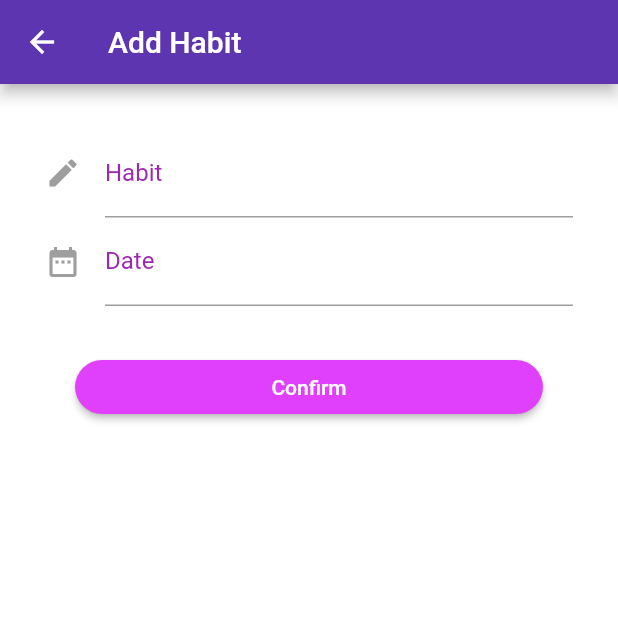
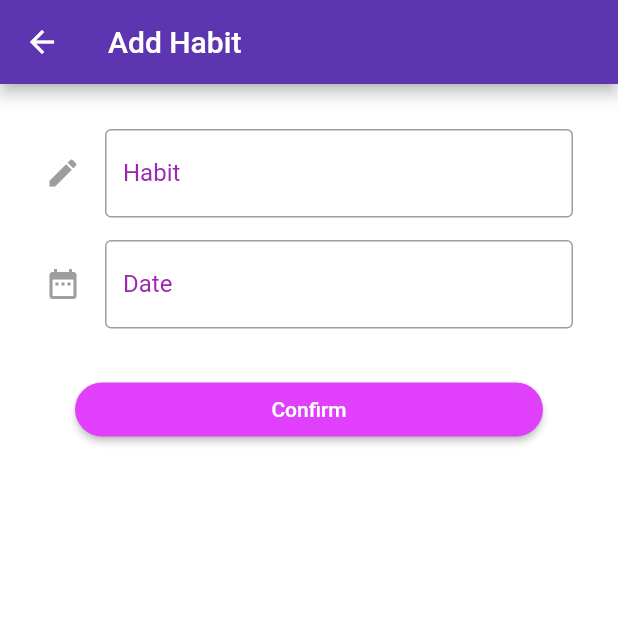
Before and after one commit to lbk9/habittracker, a Flutter app: the AddHabit screen opened by its route, on a phone screen of 412 x 824 dp, the top half of it. Run offline on Flutter 3.47's test engine with Material 2 defaults, Android fonts, the phone set to English and light mode, and no system bars; our stand-ins replace flutter_speed_dial.

Commit message:
Wrapping up dev. Generated apk, can't get an ipa

```diff
--- a/lib/models/habit_model.dart
+++ b/lib/models/habit_model.dart
@@ -6,22 +6,25 @@ Habit habitFromJson(String str) => Habit.fromJson(jsonDecode(str));
 class Habit{
   final dateFormatter = DateFormat('dd/MM/yyyy');
   String title;
-  DateTime latestEntry;
-  String latestEntryAsDate;
+  DateTime datePerformed;
+  DateTime dateAdded;
+  String datePerformedAsDate;
   int streak;
 
-  Habit(String title, DateTime latestEntry, int streak)
+  Habit(String title, DateTime datePerformed, DateTime dateAdded, int streak)
   {
     this.title = title;
-    this.latestEntry = latestEntry;
-    this.latestEntryAsDate = dateFormatter.format(latestEntry);
+    this.datePerformed = datePerformed;
+    this.dateAdded = dateAdded;
+    this.datePerformedAsDate = dateFormatter.format(datePerformed);
     this.streak = streak;
   }
 
   Map<String, dynamic> toJson() {
     return {
       "title": this.title,
-      "latestEntry": this.latestEntry.toString(),
+      "datePerformed": this.datePerformed.toString(),
+      "dateAdded":this.dateAdded.toString(),
       "streak": this.streak.toString()
     };
   }
@@ -32,7 +35,8 @@ class Habit{
 
   factory Habit.fromJson(Map<String, dynamic> json) => Habit(
     json['title'].toString(),
-    DateTime.parse(json['latestEntry']),
+    DateTime.parse(json['datePerformed']),
+    DateTime.parse(json['dateAdded']),
     int.parse(json['streak'])
   );
 }
--- a/lib/pages/add_habit_screen.dart
+++ b/lib/pages/add_habit_screen.dart
@@ -43,6 +43,12 @@ class _AddHabitState extends State<AddHabit> {
                   labelStyle: TextStyle(
                     color: Colors.purple
                   ),
+                  enabledBorder: OutlineInputBorder(
+                      borderSide: BorderSide(color: Colors.grey, width: 1)
+                  ),
+                  focusedBorder: OutlineInputBorder(
+                      borderSide: BorderSide(color: Colors.purpleAccent, width: 1)
+                  ),
                   icon: const Icon(
                     Icons.edit,
                     color: Colors.grey),
@@ -55,11 +61,19 @@ class _AddHabitState extends State<AddHabit> {
                 ),
                 controller: titleController,
               ),
-              new TextFormField(
+              Padding(
+                padding: const EdgeInsets.only(top:15.0),
+                child: new TextFormField(
                   controller: dateController,
                   decoration: const InputDecoration(
                     labelStyle: TextStyle(
                       color: Colors.purple,
+                    ),
+                    enabledBorder: OutlineInputBorder(
+                      borderSide: BorderSide(color: Colors.grey, width: 1)
+                    ),
+                    focusedBorder: OutlineInputBorder(
+                      borderSide: BorderSide(color: Colors.purpleAccent, width: 1)
                     ),
                     icon: const Icon(
                       Icons.date_range,
@@ -81,6 +95,7 @@ class _AddHabitState extends State<AddHabit> {
                     color: Colors.black
                   ),
                 ),
+              ),
               Padding(
                 padding: const EdgeInsets.only(left:20.0, top: 30.0, right: 20.0),
                 child: new RaisedButton(
@@ -91,7 +106,10 @@ class _AddHabitState extends State<AddHabit> {
                       color: Colors.white
                     ),
                   ),
-                  onPressed: saveAndNavigate,
+                  onPressed: (){
+                    persistHabit();
+                    Navigator.pushReplacement(context, CustomPageBounceTransition(widget: Habits(), alignment: Alignment.center));
+                  },
                   shape: new RoundedRectangleBorder(borderRadius: new BorderRadius.circular(30.0)),
                 ),
               )
@@ -107,26 +125,22 @@ class _AddHabitState extends State<AddHabit> {
     return dateFormatter.format(date);
   }
 
-  Future<void> saveAndNavigate() async {
+  Future<void> persistHabit() async {
+    var habit = new Habit(titleController.text, dateToSend, DateTime.now(), 1);
+    List<Habit> habits = [habit];
 
-    List<Habit> habits = new List<Habit>();
-    var habit = new Habit(titleController.text, dateToSend, 1);
-    habits.add(habit);
-    // read habit list from file
-    // add contents to this list
-    // reconvert full list
     var habitsFromFile = await storageService.readAllHabits();
     if(habitsFromFile.length >= 1){
       habitsFromFile.forEach((habit) => habits.add(habit));
     }
     var habitJson = Habit.convertToJson(habits);
     await storageService.persistAllHabits(habitJson);
-    Navigator.pushReplacement(context, CustomPageBounceTransition(widget: Habits(), alignment: Alignment.center));
   }
 
   @override
   void dispose() {
     titleController.dispose();
+    dateController.dispose();
     super.dispose();
   }
 }
```
Also changed, not shown: lib/pages/habit_screen.dart (+5 -12 lines), 10 other files. Lines whose indentation alone changed are shown as unchanged.
